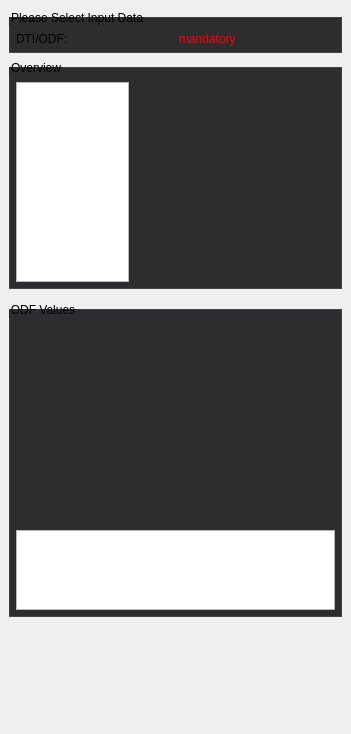
Old version of the form Plugins/org.mitk.gui.qt.diffusionimaging.reconstruction/src/internal/QmitkODFDetailsViewControls.ui in the repository MITK/MITK.
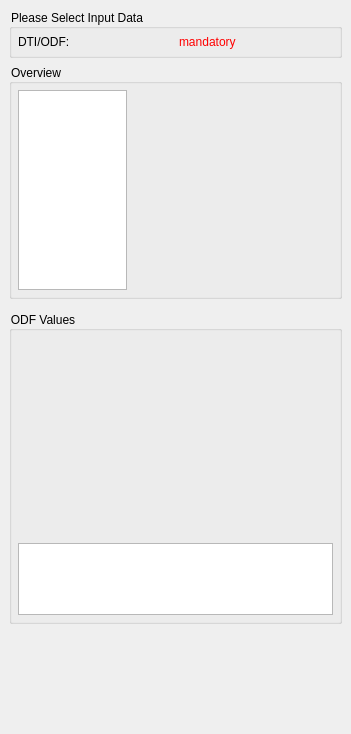
New version of the form. Custom widgets are drawn as their Qt base class.

Patch:
```diff
--- a/Plugins/org.mitk.gui.qt.diffusionimaging.reconstruction/src/internal/QmitkODFDetailsViewControls.ui
+++ b/Plugins/org.mitk.gui.qt.diffusionimaging.reconstruction/src/internal/QmitkODFDetailsViewControls.ui
@@ -21,7 +21,7 @@
   </property>
   <property name="styleSheet">
    <string>QCommandLinkButton {
-  font-weight: normal;
+  font-weight: lighter;
 }
 
 QCommandLinkButton:disabled {
@@ -30,7 +30,6 @@
 }
 
 QToolBox::tab {
-  border: 1px solid #434346;
   font-weight: bold;
 }
 
@@ -40,20 +39,15 @@
 }
 
 QToolBox::tab:selected {
-  background-color: #1c97ea;
-  border: 1px solid #1c97ea;
   font-weight: bold;
 }
 
 QGroupBox {
-  border: 1px solid #434346;
-  background-color: #2d2d30;
-  margin-top: 8px;
-  padding-top: 8px;
+  background-color: transparent;
 }
 
 QGroupBox, QGroupBox:disabled {
-  background-color: #2d2d30;
+  background-color: transparent;
 }</string>
   </property>
   <layout class="QVBoxLayout" name="verticalLayout_2">
```
Left out of the diff: 1 changed line with no effect on the pictures.
